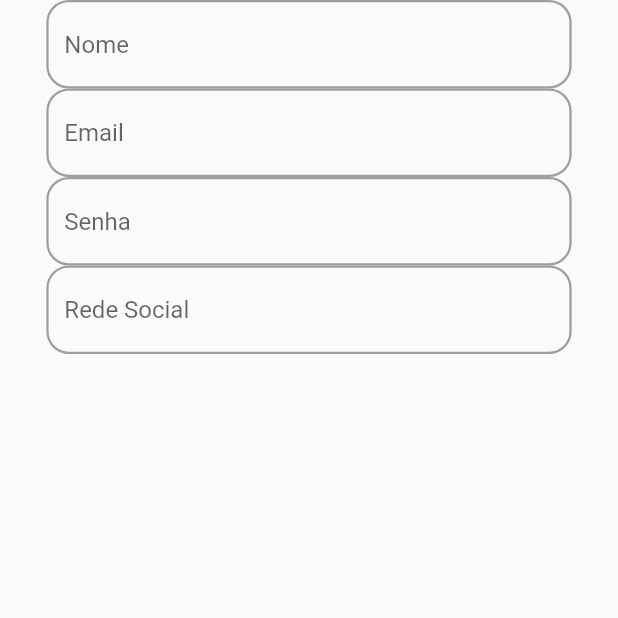
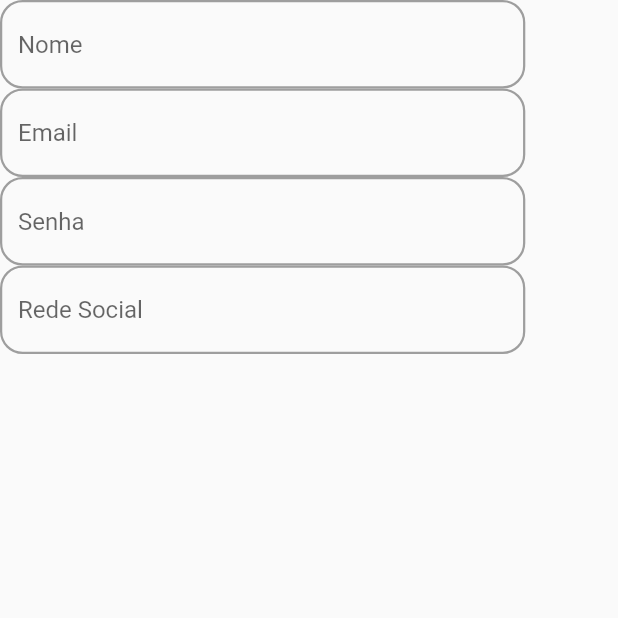
Before and after one commit to matheusfellipe/shopcom-flutter, a Flutter app: the SingUpScreen screen opened directly, on a phone screen of 412 x 824 dp, the top half of it. Run offline on Flutter 3.47's test engine with Material 2 defaults, Android fonts, the light colour scheme and no system bars.

Commit message:
implementing signup screen

```diff
--- a/lib/screen/sign_up_screen.dart
+++ b/lib/screen/sign_up_screen.dart
@@ -7,9 +7,8 @@ class SingUpScreen extends StatelessWidget {
   @override
   Widget build(BuildContext context) {
     return SafeArea(
-      child: SizedBox(
-        width: MediaQuery.of(context).size.width * 85,
-        child: Column(
+      child: Scaffold(
+        body: Column(
           children: [
             textFormItem(context, "Nome", false),
             textFormItem(context, "Email", false),
```
